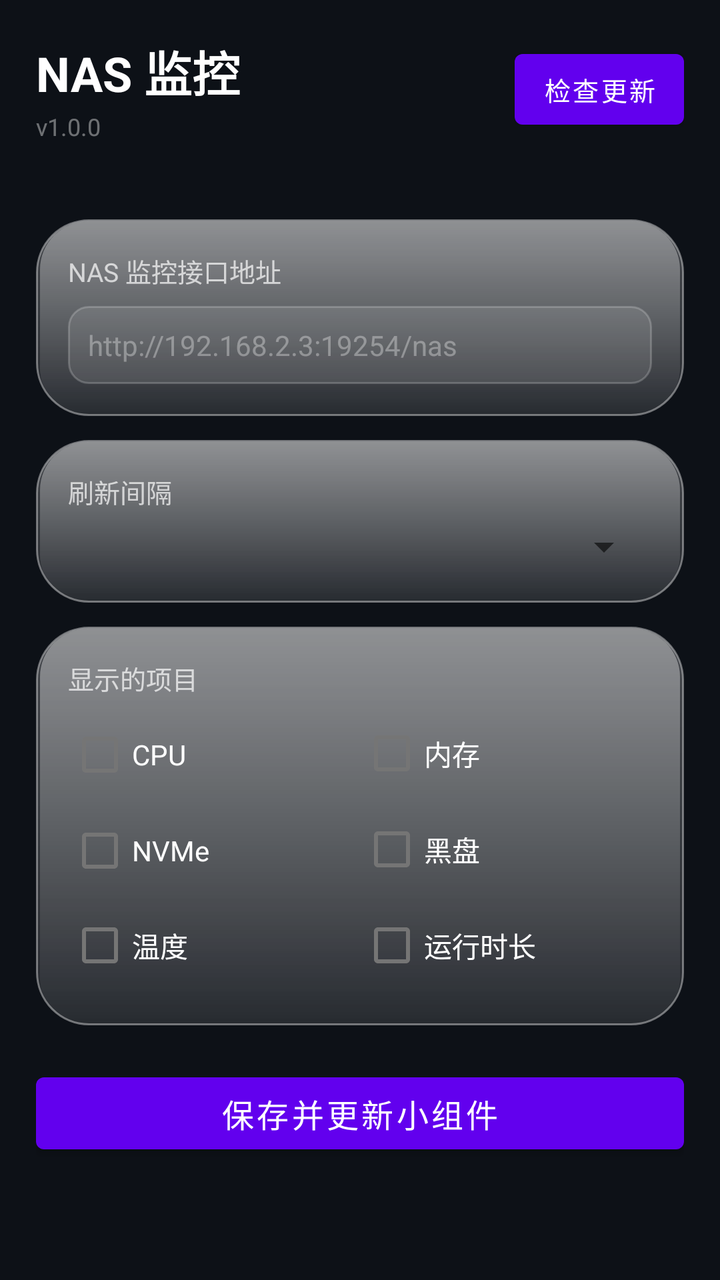
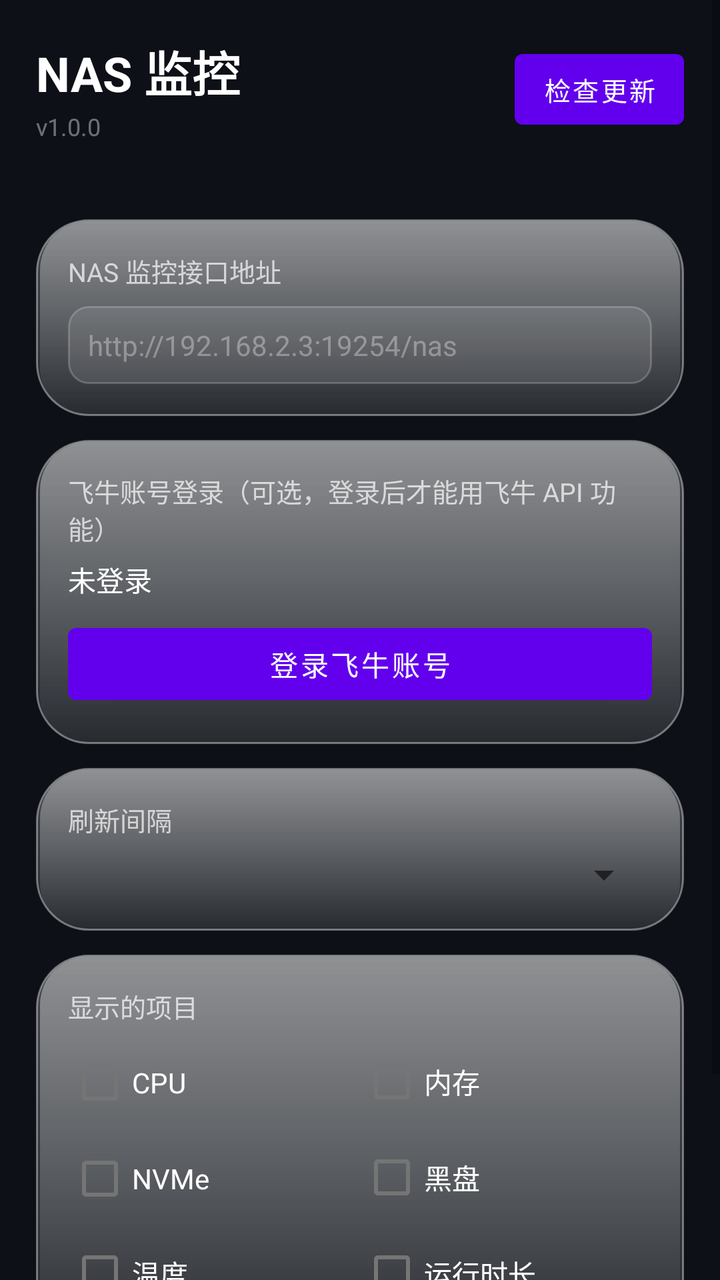

Compare the two renders of this Android layout. The source of the first and the diff that turns it into the second are given below.
<!-- AndroidManifest.xml: application theme Theme.NasWidget -->
<!-- res/layout/activity_main.xml -->
<?xml version="1.0" encoding="utf-8"?>
<ScrollView xmlns:android="http://schemas.android.com/apk/res/android"
    android:layout_width="match_parent"
    android:layout_height="match_parent"
    android:background="#FF0D1117"
    android:fillViewport="true">

    <LinearLayout
        android:layout_width="match_parent"
        android:layout_height="wrap_content"
        android:orientation="vertical"
        android:padding="18dp">

        
        <LinearLayout
            android:layout_width="match_parent"
            android:layout_height="wrap_content"
            android:orientation="horizontal"
            android:gravity="center_vertical">

            <LinearLayout
                android:layout_width="0dp"
                android:layout_height="wrap_content"
                android:layout_weight="1"
                android:orientation="vertical">

                <TextView
                    android:layout_width="wrap_content"
                    android:layout_height="wrap_content"
                    android:text="NAS 监控"
                    android:textColor="#FFFFFFFF"
                    android:textSize="24sp"
                    android:textStyle="bold" />

                <TextView
                    android:id="@+id/tv_version"
                    android:layout_width="wrap_content"
                    android:layout_height="wrap_content"
                    android:layout_marginTop="2dp"
                    android:text="v1.0.0"
                    android:textColor="#66FFFFFF"
                    android:textSize="12sp" />
            </LinearLayout>

            <Button
                android:id="@+id/btn_check_update"
                android:layout_width="wrap_content"
                android:layout_height="wrap_content"
                android:text="检查更新"
                android:textSize="13sp"
                android:minHeight="0dp"
                android:minWidth="0dp"
                android:paddingHorizontal="14dp"
                android:paddingVertical="8dp" />
        </LinearLayout>

        
        <TextView
            android:id="@+id/tv_update_status"
            android:layout_width="match_parent"
            android:layout_height="wrap_content"
            android:layout_marginTop="6dp"
            android:text=""
            android:textColor="#B3FFFFFF"
            android:textSize="12sp" />

        
        <LinearLayout
            android:layout_width="match_parent"
            android:layout_height="wrap_content"
            android:layout_marginTop="16dp"
            android:orientation="vertical"
            android:background="@drawable/glass_card"
            android:padding="16dp">

            <TextView
                android:layout_width="wrap_content"
                android:layout_height="wrap_content"
                android:text="NAS 监控接口地址"
                android:textColor="#B3FFFFFF"
                android:textSize="13sp" />

            <EditText
                android:id="@+id/et_url"
                android:layout_width="match_parent"
                android:layout_height="wrap_content"
                android:layout_marginTop="8dp"
                android:hint="http://192.168.2.3:19254/nas"
                android:inputType="textUri"
                android:padding="10dp"
                android:textColor="#FFFFFFFF"
                android:textColorHint="#55FFFFFF"
                android:textSize="14sp"
                android:background="@drawable/edit_bg" />
        </LinearLayout>

        
        <LinearLayout
            android:layout_width="match_parent"
            android:layout_height="wrap_content"
            android:layout_marginTop="12dp"
            android:orientation="vertical"
            android:background="@drawable/glass_card"
            android:padding="16dp">

            <TextView
                android:layout_width="wrap_content"
                android:layout_height="wrap_content"
                android:text="刷新间隔"
                android:textColor="#B3FFFFFF"
                android:textSize="13sp" />

            <Spinner
                android:id="@+id/sp_refresh"
                android:layout_width="match_parent"
                android:layout_height="wrap_content"
                android:layout_marginTop="6dp" />
        </LinearLayout>

        
        <LinearLayout
            android:layout_width="match_parent"
            android:layout_height="wrap_content"
            android:layout_marginTop="12dp"
            android:orientation="vertical"
            android:background="@drawable/glass_card"
            android:padding="16dp">

            <TextView
                android:layout_width="wrap_content"
                android:layout_height="wrap_content"
                android:text="显示的项目"
                android:textColor="#B3FFFFFF"
                android:textSize="13sp" />

            <LinearLayout
                android:layout_width="match_parent"
                android:layout_height="wrap_content"
                android:layout_marginTop="4dp"
                android:orientation="horizontal">

                <CheckBox
                    android:id="@+id/cb_cpu"
                    android:layout_width="0dp"
                    android:layout_height="wrap_content"
                    android:layout_weight="1"
                    android:text="CPU"
                    android:textColor="#FFFFFFFF"
                    android:textSize="14sp" />

                <CheckBox
                    android:id="@+id/cb_mem"
                    android:layout_width="0dp"
                    android:layout_height="wrap_content"
                    android:layout_weight="1"
                    android:text="内存"
                    android:textColor="#FFFFFFFF"
                    android:textSize="14sp" />
            </LinearLayout>

            <LinearLayout
                android:layout_width="match_parent"
                android:layout_height="wrap_content"
                android:orientation="horizontal">

                <CheckBox
                    android:id="@+id/cb_disk1"
                    android:layout_width="0dp"
                    android:layout_height="wrap_content"
                    android:layout_weight="1"
                    android:text="NVMe"
                    android:textColor="#FFFFFFFF"
                    android:textSize="14sp" />

                <CheckBox
                    android:id="@+id/cb_disk2"
                    android:layout_width="0dp"
                    android:layout_height="wrap_content"
                    android:layout_weight="1"
                    android:text="黑盘"
                    android:textColor="#FFFFFFFF"
                    android:textSize="14sp" />
            </LinearLayout>

            <LinearLayout
                android:layout_width="match_parent"
                android:layout_height="wrap_content"
                android:orientation="horizontal">

                <CheckBox
                    android:id="@+id/cb_temp"
                    android:layout_width="0dp"
                    android:layout_height="wrap_content"
                    android:layout_weight="1"
                    android:text="温度"
                    android:textColor="#FFFFFFFF"
                    android:textSize="14sp" />

                <CheckBox
                    android:id="@+id/cb_uptime"
                    android:layout_width="0dp"
                    android:layout_height="wrap_content"
                    android:layout_weight="1"
                    android:text="运行时长"
                    android:textColor="#FFFFFFFF"
                    android:textSize="14sp" />
            </LinearLayout>
        </LinearLayout>

        
        <Button
            android:id="@+id/btn_save"
            android:layout_width="match_parent"
            android:layout_height="wrap_content"
            android:layout_marginTop="20dp"
            android:text="保存并更新小组件"
            android:textSize="16sp" />

    </LinearLayout>
</ScrollView>
<!-- resources referenced by this layout -->
<resources>
  <!-- drawable edit_bg (drawable) -->
  <?xml version="1.0" encoding="utf-8"?>
  <shape xmlns:android="http://schemas.android.com/apk/res/android">
      <corners android:radius="10dp" />
      <solid android:color="#1AFFFFFF" />
      <stroke
          android:width="1dp"
          android:color="#33FFFFFF" />
      <padding
          android:left="4dp"
          android:top="2dp"
          android:right="4dp"
          android:bottom="2dp" />
  </shape>
  <!-- drawable glass_card (drawable) -->
  <?xml version="1.0" encoding="utf-8"?>
  <layer-list xmlns:android="http://schemas.android.com/apk/res/android">
      
      <item>
          <shape android:shape="rectangle">
              <corners android:radius="26dp" />
              <gradient
                  android:angle="270"
                  android:startColor="#38FFFFFF"
                  android:endColor="#1AFFFFFF" />
              <stroke
                  android:width="1dp"
                  android:color="#66FFFFFF" />
          </shape>
      </item>
      
      <item android:top="1dp" android:left="2dp" android:right="2dp">
          <shape android:shape="rectangle">
              <corners android:radius="24dp" />
              <gradient
                  android:angle="270"
                  android:startColor="#66FFFFFF"
                  android:endColor="#00FFFFFF" />
          </shape>
      </item>
  </layer-list>
  <style name="Theme.NasWidget" parent="Theme.MaterialComponents.DayNight.NoActionBar">
          <item name="android:statusBarColor">@android:color/transparent</item>
          <item name="android:windowLightStatusBar">false</item>
      </style>
</resources>

<!-- the commit's change to res/layout/activity_main.xml (unified diff, before → after) -->
@@ -106,6 +106,39 @@
             <TextView
                 android:layout_width="wrap_content"
                 android:layout_height="wrap_content"
+                android:text="飞牛账号登录（可选，登录后才能用飞牛 API 功能）"
+                android:textColor="#B3FFFFFF"
+                android:textSize="13sp" />
+
+            <TextView
+                android:id="@+id/tv_login_status"
+                android:layout_width="match_parent"
+                android:layout_height="wrap_content"
+                android:layout_marginTop="6dp"
+                android:text="未登录"
+                android:textColor="#FFFFFFFF"
+                android:textSize="14sp" />
+
+            <Button
+                android:id="@+id/btn_login"
+                android:layout_width="match_parent"
+                android:layout_height="wrap_content"
+                android:layout_marginTop="8dp"
+                android:text="登录飞牛账号" />
+        </LinearLayout>
+
+        
+        <LinearLayout
+            android:layout_width="match_parent"
+            android:layout_height="wrap_content"
+            android:layout_marginTop="12dp"
+            android:orientation="vertical"
+            android:background="@drawable/glass_card"
+            android:padding="16dp">
+
+            <TextView
+                android:layout_width="wrap_content"
+                android:layout_height="wrap_content"
                 android:text="刷新间隔"
                 android:textColor="#B3FFFFFF"
                 android:textSize="13sp" />
